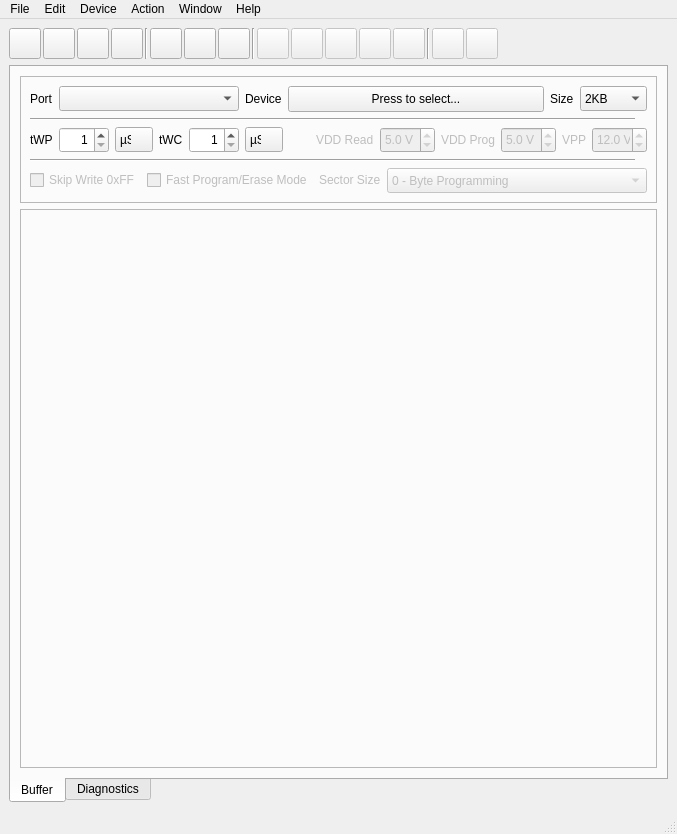
Before: the Qt Designer form software/usbflashprog/main/mainwindow.ui in robsonsmartins/usbflashprog, drawn with Qt 5.
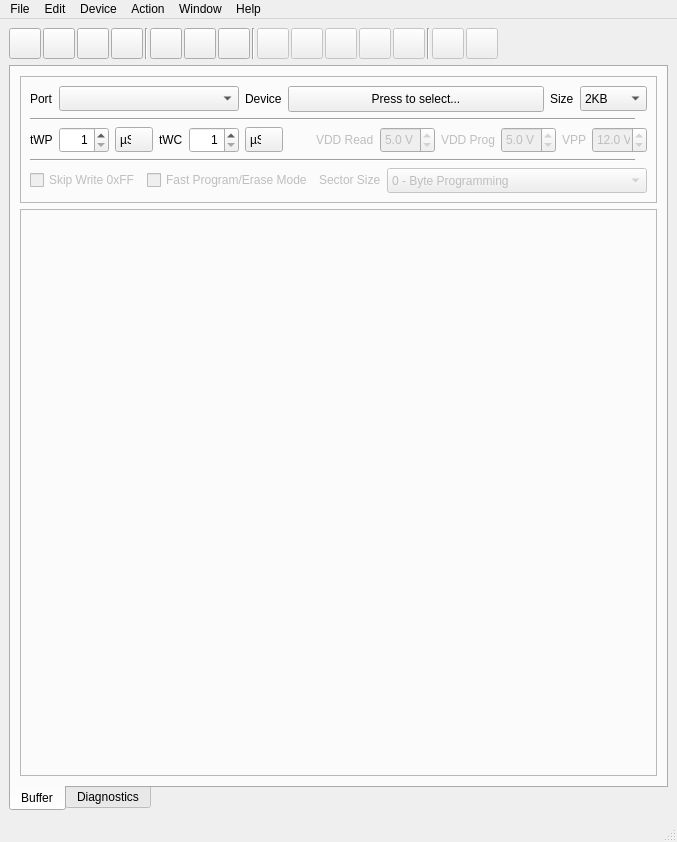
After: the same form once the commit is applied. Icons and pictures are not drawn.

The edit to the form file:
```diff
--- a/software/usbflashprog/main/mainwindow.ui
+++ b/software/usbflashprog/main/mainwindow.ui
@@ -7,7 +7,7 @@
     <x>0</x>
     <y>0</y>
     <width>677</width>
-    <height>834</height>
+    <height>842</height>
    </rect>
   </property>
   <property name="windowTitle">
```
Left out of the diff: 513 changed lines with no effect on the pictures.
